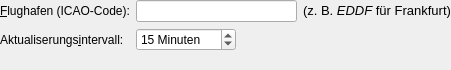
This is src/plugins/info/metar/MetarPluginSettingsPane.ui in startkladde/startkladde as Qt 5 draws it before an edit. The edited form follows.
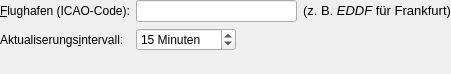
This is the edited form.

Diff of the .ui file:
```diff
--- a/src/plugins/info/metar/MetarPluginSettingsPane.ui
+++ b/src/plugins/info/metar/MetarPluginSettingsPane.ui
@@ -7,7 +7,7 @@
     <x>0</x>
     <y>0</y>
     <width>451</width>
-    <height>70</height>
+    <height>74</height>
    </rect>
   </property>
   <property name="windowTitle">
```
Left out of the diff: 2 changed lines with no effect on the pictures.
